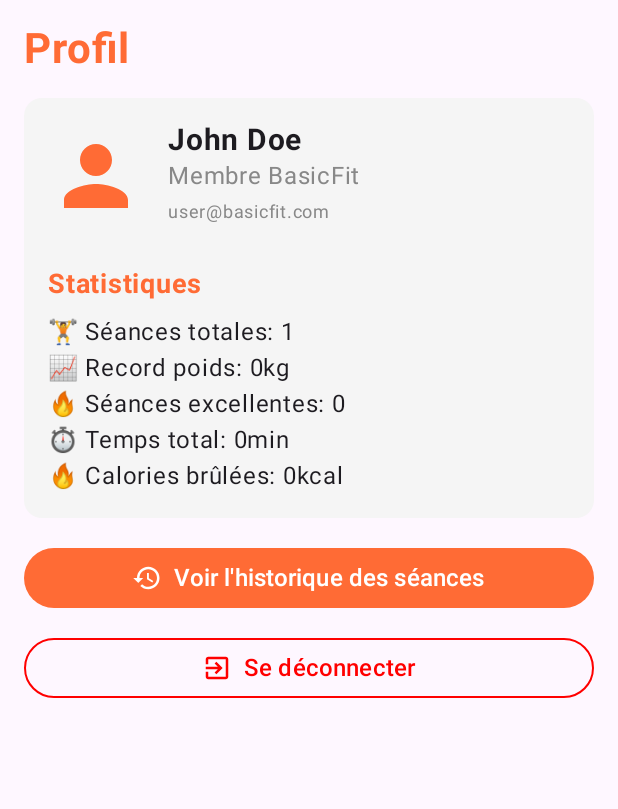
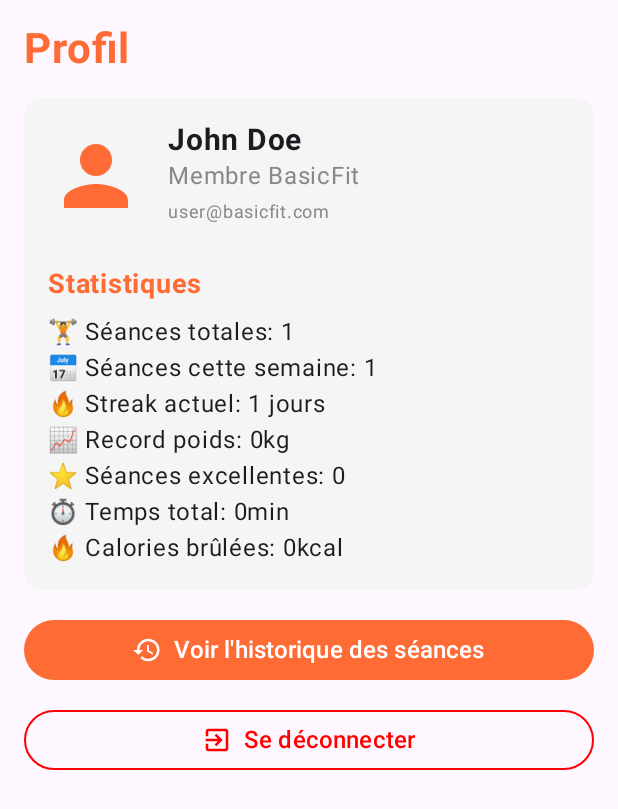
Before and after one commit to Worcesters/basicfit, an Android app built with Jetpack Compose: the composable ProfileScreen shown on its own in the app's theme, on a phone screen of 412 x 824 dp. Shown: the top 809 px of the screen. Run offline under Robolectric (Android 15) with nearby library versions, the light colour scheme and no system bars.

```diff
--- a/android/app/src/main/java/com/basicfit/app/MainActivity.kt
+++ b/android/app/src/main/java/com/basicfit/app/MainActivity.kt
@@ -495,8 +495,10 @@ fun ProfileScreen(navController: NavController, onLogout: () -> Unit) {
                 )
                 Spacer(modifier = Modifier.height(8.dp))
                 Text("🏋️ Séances totales: ${workoutHistory.size}")
+                Text("📅 Séances cette semaine: $weeklyWorkouts")
+                Text("🔥 Streak actuel: $streak jours")
                 Text("📈 Record poids: ${maxWeight}kg")
-                Text("🔥 Séances excellentes: ${workoutHistory.count { it.performance == "Excellent" }}")
+                Text("⭐ Séances excellentes: ${workoutHistory.count { it.performance == "Excellent" }}")
                 if (workoutHistory.isNotEmpty()) {
                     Text("⏱️ Temps total: ${workoutHistory.sumOf { it.duration }}min")
                     Text("🔥 Calories brûlées: ${workoutHistory.sumOf { it.calories }}kcal")
```
Also changed, not shown: 347 other files.
